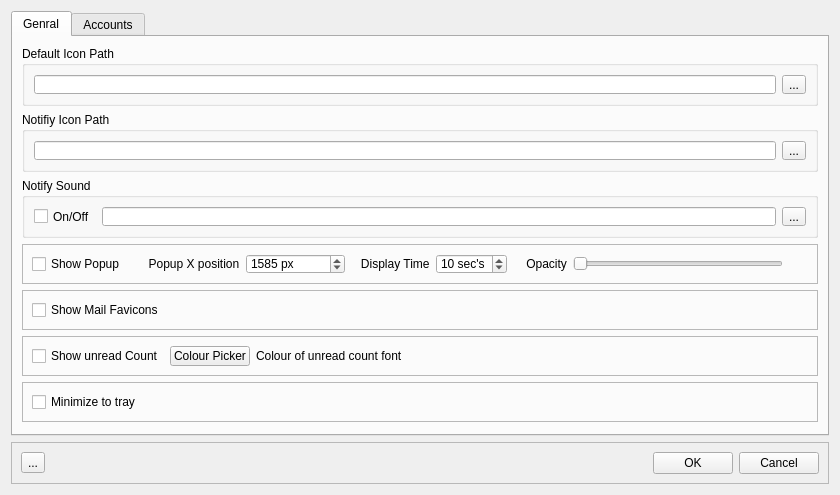
Old version of the form tbtrayui.ui in the repository JackDinn/tbtray.
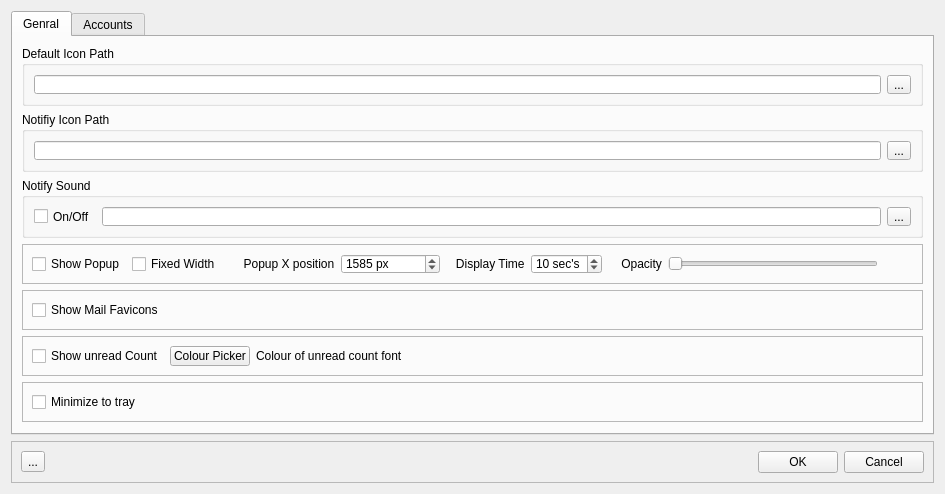
New version of the form. Icons and pictures are not drawn.

Commit message: add option to have a static width popup or variable width popup.

What changed in the file:
```diff
--- a/tbtrayui.ui
+++ b/tbtrayui.ui
@@ -6,8 +6,8 @@
    <rect>
     <x>0</x>
     <y>0</y>
-    <width>840</width>
-    <height>495</height>
+    <width>945</width>
+    <height>482</height>
    </rect>
   </property>
   <property name="windowTitle">
@@ -153,6 +153,16 @@
             </property>
            </widget>
           </item>
+          <item>
+           <widget class="QCheckBox" name="checkBox_fixedwidth">
+            <property name="toolTip">
+             <string>Fixed or variable width popup</string>
+            </property>
+            <property name="text">
+             <string>Fixed Width</string>
+            </property>
+           </widget>
+          </item>
           <item>
            <widget class="QLabel" name="label_3">
             <property name="text">
```
The commit also changes 4 other files.
